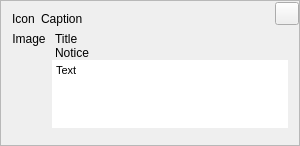
This is src/plugins/notifications/notifywidget.ui in silvansky/Contacts as Qt 5 draws it before an edit. The edited form follows.
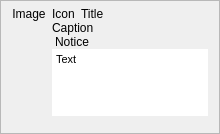
This is the edited form. Custom widgets are drawn as their Qt base class.

Commit message: Наработки по дизайну всплывающих извещений. Уже похожи на то что должно быть.

Diff of the .ui file:
```diff
--- a/src/plugins/notifications/notifywidget.ui
+++ b/src/plugins/notifications/notifywidget.ui
@@ -6,10 +6,28 @@
    <rect>
     <x>0</x>
     <y>0</y>
-    <width>300</width>
-    <height>140</height>
+    <width>220</width>
+    <height>134</height>
    </rect>
   </property>
+  <property name="sizePolicy">
+   <sizepolicy hsizetype="Fixed" vsizetype="Fixed">
+    <horstretch>0</horstretch>
+    <verstretch>0</verstretch>
+   </sizepolicy>
+  </property>
+  <property name="minimumSize">
+   <size>
+    <width>220</width>
+    <height>50</height>
+   </size>
+  </property>
+  <property name="maximumSize">
+   <size>
+    <width>220</width>
+    <height>134</height>
+   </size>
+  </property>
   <property name="cursor">
    <cursorShape>PointingHandCursor</cursorShape>
   </property>
@@ -26,14 +44,12 @@
       <enum>QFrame::Raised</enum>
      </property>
      <layout class="QVBoxLayout" name="verticalLayout_2">
-      <property name="margin">
+      <property name="leftMargin">
        <number>0</number>
       </property>
-      <item>
-       <layout class="QHBoxLayout" name="horizontalLayout_3">
-        <item>
-         <widget class="QWidget" name="wdtCaption" native="true">
-          <layout class="QHBoxLayout" name="horizontalLayout_2">
+      <property name="topMargin">
+       <number>6</number>
+      </property>
            <property name="rightMargin">
             <number>0</number>
            </property>
@@ -41,50 +57,6 @@
             <number>0</number>
            </property>
            <item>
-            <widget class="QLabel" name="lblIcon">
-             <property name="text">
-              <string notr="true">Icon</string>
-             </property>
-            </widget>
-           </item>
-           <item>
-            <widget class="QLabel" name="lblCaption">
-             <property name="sizePolicy">
-              <sizepolicy hsizetype="Expanding" vsizetype="Preferred">
-               <horstretch>0</horstretch>
-               <verstretch>0</verstretch>
-              </sizepolicy>
-             </property>
-             <property name="text">
-              <string notr="true">Caption</string>
-             </property>
-             <property name="textFormat">
-              <enum>Qt::PlainText</enum>
-             </property>
-             <property name="margin">
-              <number>3</number>
-             </property>
-            </widget>
-           </item>
-          </layout>
-         </widget>
-        </item>
-        <item>
-         <widget class="QToolButton" name="tlbOptions">
-          <property name="whatsThis">
-           <string>Setup Notifications</string>
-          </property>
-          <property name="autoRaise">
-           <bool>true</bool>
-          </property>
-         </widget>
-        </item>
-        <item>
-         <widget class="CloseButton" name="clbClose"/>
-        </item>
-       </layout>
-      </item>
-      <item>
        <widget class="QWidget" name="wdtText" native="true">
         <layout class="QHBoxLayout" name="horizontalLayout">
          <property name="topMargin">
@@ -94,6 +66,8 @@
           <number>0</number>
          </property>
          <item>
+          <layout class="QVBoxLayout" name="verticalLayout_4">
+           <item>
           <widget class="QLabel" name="lblImage">
            <property name="enabled">
             <bool>true</bool>
@@ -107,12 +81,51 @@
           </widget>
          </item>
          <item>
+            <spacer name="verticalSpacer">
+             <property name="orientation">
+              <enum>Qt::Vertical</enum>
+             </property>
+             <property name="sizeHint" stdset="0">
+              <size>
+               <width>20</width>
+               <height>0</height>
+              </size>
+             </property>
+            </spacer>
+           </item>
+          </layout>
+         </item>
+         <item>
           <layout class="QVBoxLayout" name="verticalLayout">
            <property name="spacing">
             <number>0</number>
            </property>
            <item>
+            <layout class="QHBoxLayout" name="horizontalLayout_3">
+             <item>
+              <widget class="QWidget" name="wdtCaption" native="true">
+               <layout class="QHBoxLayout" name="horizontalLayout_2">
+                <property name="spacing">
+                 <number>3</number>
+                </property>
+                <property name="margin">
+                 <number>0</number>
+                </property>
+                <item>
+                 <widget class="QLabel" name="lblIcon">
+                  <property name="text">
+                   <string notr="true">Icon</string>
+                  </property>
+                 </widget>
+                </item>
+                <item>
             <widget class="QLabel" name="lblTitle">
+                  <property name="sizePolicy">
+                   <sizepolicy hsizetype="Expanding" vsizetype="Preferred">
+                    <horstretch>0</horstretch>
+                    <verstretch>0</verstretch>
+                   </sizepolicy>
+                  </property>
              <property name="text">
               <string notr="true">Title</string>
              </property>
@@ -124,6 +137,30 @@
              </property>
             </widget>
            </item>
+               </layout>
+              </widget>
+             </item>
+            </layout>
+           </item>
+           <item>
+            <widget class="QLabel" name="lblCaption">
+             <property name="sizePolicy">
+              <sizepolicy hsizetype="Expanding" vsizetype="Preferred">
+               <horstretch>0</horstretch>
+               <verstretch>0</verstretch>
+              </sizepolicy>
+             </property>
+             <property name="text">
+              <string notr="true">Caption</string>
+             </property>
+             <property name="textFormat">
+              <enum>Qt::PlainText</enum>
+             </property>
+             <property name="margin">
+              <number>3</number>
+             </property>
+            </widget>
+           </item>
            <item>
             <widget class="QLabel" name="lblNotice">
              <property name="text">
@@ -169,6 +206,19 @@
              </property>
             </widget>
            </item>
+           <item>
+            <spacer name="verticalSpacer_3">
+             <property name="orientation">
+              <enum>Qt::Vertical</enum>
+             </property>
+             <property name="sizeHint" stdset="0">
+              <size>
+               <width>20</width>
+               <height>0</height>
+              </size>
+             </property>
+            </spacer>
+           </item>
           </layout>
          </item>
         </layout>
@@ -208,11 +258,6 @@
    <extends>QTextBrowser</extends>
    <header>notifytextbrowser.h</header>
   </customwidget>
-  <customwidget>
-   <class>CloseButton</class>
-   <extends>QToolButton</extends>
-   <header>utils/closebutton.h</header>
-  </customwidget>
  </customwidgets>
  <resources/>
  <connections/>
```
Lines whose indentation alone changed are shown as unchanged. The commit also changes 3 other files.
